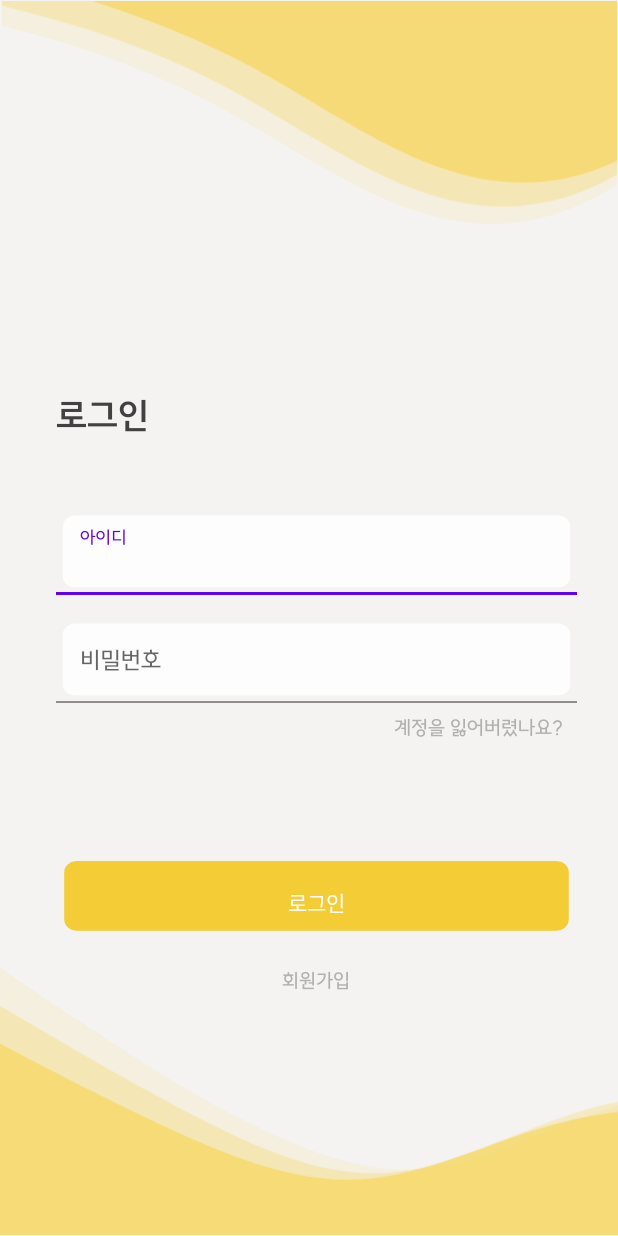
After one commit to Dodogari/Golden_Ratio, an Android app: the LogInActivity screen opened directly, with no data from a screen before it, on a phone screen of 412 x 824 dp. The commit adds this screen. Run offline under Robolectric (Android 15) with nearby library versions, the phone set to English and light mode, and no system bars.

Commit message:
Login xml

```diff
--- /dev/null
+++ b/app/src/main/java/com/example/goldenratio/LogInActivity.kt
@@ -0,0 +1,11 @@
+package com.example.goldenratio
+
+import androidx.appcompat.app.AppCompatActivity
+import android.os.Bundle
+
+class LogInActivity : AppCompatActivity() {
+    override fun onCreate(savedInstanceState: Bundle?) {
+        super.onCreate(savedInstanceState)
+        setContentView(R.layout.activity_login)
+    }
+}
--- /dev/null
+++ b/app/src/main/java/com/example/goldenratio/RegisterActivity.kt
@@ -0,0 +1,11 @@
+package com.example.goldenratio
+
+import androidx.appcompat.app.AppCompatActivity
+import android.os.Bundle
+
+class RegisterActivity : AppCompatActivity() {
+    override fun onCreate(savedInstanceState: Bundle?) {
+        super.onCreate(savedInstanceState)
+        setContentView(R.layout.activity_register)
+    }
+}
--- /dev/null
+++ b/app/src/main/res/drawable/bg_1.xml
@@ -0,0 +1,10 @@
+<vector android:autoMirrored="true" android:height="130dp"
+    android:viewportHeight="130" android:viewportWidth="360"
+    android:width="360dp" xmlns:android="http://schemas.android.com/apk/res/android">
+    <path android:fillAlpha="0.1" android:fillColor="#F5CC37"
+        android:fillType="evenOdd" android:pathData="M0,9V11C0,12 0,13 0,14.31C4.97,15.54 9.98,16.82 15,18.17C52,28.1 89,41.34 126,61.2C163,81.06 200,107.53 237,120.77C274,134.01 311,134.01 348,114.15C352.04,111.99 355.99,109.59 360,107C360,95.5 360,85.5 360,70.5V37V0H326C307.5,0 316.5,0 279.5,0C242.5,0 274.5,0 237.5,0C200.5,0 163,0 126,0C89,0 58.5,0 21.5,0C19,0 18.5,0 0,0L0,9Z"/>
+    <path android:fillAlpha="0.25" android:fillColor="#F5CC37"
+        android:fillType="evenOdd" android:pathData="M0,0V2C0,2.5 0,2 0,2.62C7.24,4.34 14.62,6.19 22,8.17C59,18.1 96,31.34 133,51.2C170,71.06 207,97.53 244,110.77C281,124.01 318,124.01 355,104.15C356.67,103.26 358.33,102.32 360,101.35C360,87 360,81.5 360,72V22V0H328C309.5,0 314.5,0 277.5,0C240.5,0 247.5,0 210.5,0C173.5,0 165,0 128,0C91,0 85.5,0 48.5,0C11.5,0 37,0 18.5,0H0Z"/>
+    <path android:fillAlpha="0.5" android:fillColor="#F5CC37"
+        android:fillType="evenOdd" android:pathData="M96.5,0H87.5C79.5,0 61.5,0 59,0C58,0 55,0 53.5,0C81.55,8.89 115.95,22.14 144,37.2C181,57.06 218,83.53 255,96.77C290,109.3 325,109.97 360,93.2C360,91 360,87.5 360,86C360,78 360,74.5 360,65.5V33V0H317.5C299,0 285,0 248,0C211,0 243,0 206,0C197,0 195.5,0 181,0C144,0 173,0 136,0C126,0 125,0 117,0H96.5Z"/>
+</vector>
--- /dev/null
+++ b/app/src/main/res/drawable/bg_2.xml
@@ -0,0 +1,10 @@
+<vector android:autoMirrored="true" android:height="155dp"
+    android:viewportHeight="155" android:viewportWidth="361"
+    android:width="361dp" xmlns:android="http://schemas.android.com/apk/res/android">
+    <path android:fillAlpha="0.5" android:fillColor="#F4CC36"
+        android:fillType="evenOdd" android:pathData="M0,60.5V44C18.79,53.92 60.17,75.67 97.75,93.02C135.33,110.38 172.92,125.25 210.5,122.77C248.08,120.29 285.67,100.46 323.25,90.54C335.73,87.25 348.21,85.05 360,83.58C360,94.5 360.03,98.5 360.03,105.5V119V139V143.5C360,146 360.03,149 360.03,155C348.23,155 335.74,155 323.25,155C285.67,155 248.08,155 210.5,155C172.92,155 135.33,155 97.75,155C60.17,155 22.58,155 3.79,155H0V60.5Z"/>
+    <path android:fillAlpha="0.25" android:fillColor="#F4CC36"
+        android:fillType="evenOdd" android:pathData="M0,22L18.79,33.08C37.58,44.17 75.17,66.33 112.75,85.73C150.33,105.13 187.92,121.75 225.5,118.98C263.08,116.21 300.67,94.04 338.25,82.96C345.55,80.81 352.84,79.07 360,77.68C360,89.5 360,91.63 360,98.5V125.5V139V143C360,145 360,150 360,155C352.84,155 345.55,155 338.25,155C300.67,155 263.08,155 225.5,155C187.92,155 150.33,155 112.75,155C75.17,155 37.58,155 18.79,155H0V22Z"/>
+    <path android:fillAlpha="0.1" android:fillColor="#F4CC36"
+        android:fillType="evenOdd" android:pathData="M0,0L37.45,25.41C56.76,37.02 90.73,61.87 129.36,82.18C167.98,102.48 206.61,119.88 245.24,116.98C283.86,114.08 321.37,91.28 360,79.68C360,90.18 360,91.68 360,99.68V124.68V129.68V141.18C360,146.18 360,148.18 360,154.68C321.37,154.68 283.86,154.68 245.24,154.68C206.61,154.68 167.98,154.68 129.36,154.68C90.73,154.68 52.1,154.68 32.79,154.68H0V0Z"/>
+</vector>
--- /dev/null
+++ b/app/src/main/res/drawable/bg_3.xml
@@ -0,0 +1,10 @@
+<vector android:autoMirrored="true" android:height="144dp"
+    android:viewportHeight="144" android:viewportWidth="361"
+    android:width="361dp" xmlns:android="http://schemas.android.com/apk/res/android">
+    <path android:fillAlpha="0.5" android:fillColor="#F4CC36"
+        android:fillType="evenOdd" android:pathData="M360.03,83.5L360.03,100C341.23,90.08 299.86,68.33 262.28,50.98C224.69,33.63 187.11,18.75 149.53,21.23C111.94,23.71 74.36,43.54 36.78,53.46C24.3,56.75 11.82,58.95 0.03,60.42C0.03,49.5 -0,45.5 -0,38.5L-0,25L-0,16L-0,11.5C0.03,9 -0,6 -0,-0C11.8,0 24.29,0 36.78,0C74.36,0 111.94,0 149.53,0C187.11,0 224.69,0 262.28,0C299.86,0 337.44,0 356.23,0L360.03,0L360.03,83.5Z"/>
+    <path android:fillAlpha="0.25" android:fillColor="#F4CC36"
+        android:fillType="evenOdd" android:pathData="M360.03,122L341.23,110.92C322.44,99.83 284.86,77.67 247.28,58.27C209.69,38.88 172.11,22.25 134.53,25.02C96.94,27.79 59.36,49.96 21.78,61.04C14.48,63.19 7.19,64.93 0.03,66.32C0.03,54.5 0.03,52.38 0.03,45.5L0.03,29.5L0.03,16L0.03,12C0.03,10 0.03,5 0.03,-0C7.19,-0 14.48,0 21.78,0C59.36,0 96.94,0 134.53,0C172.11,0 209.69,0 247.28,0C284.86,0 322.44,0 341.23,0L360.03,0L360.03,122Z"/>
+    <path android:fillAlpha="0.1" android:fillColor="#F4CC36"
+        android:fillType="evenOdd" android:pathData="M360.03,144L322.58,118.58C303.26,106.99 269.3,82.13 230.67,61.83C192.04,41.52 153.42,24.12 114.79,27.02C76.16,29.92 38.65,52.72 0.03,64.32C0.03,53.82 0.03,52.32 0.03,44.32L0.03,30L0.03,25L0.03,13.5C0.03,8.5 0.03,6.5 0.03,-0C38.65,0 76.16,-0 114.79,-0C153.42,-0 192.04,-0 230.67,-0C269.3,-0 307.92,-0 327.24,-0L360.03,-0L360.03,144Z"/>
+</vector>
--- /dev/null
+++ b/app/src/main/res/drawable/bg_4.xml
@@ -0,0 +1,10 @@
+<vector android:autoMirrored="true" android:height="141dp"
+    android:viewportHeight="141" android:viewportWidth="361"
+    android:width="361dp" xmlns:android="http://schemas.android.com/apk/res/android">
+    <path android:fillAlpha="0.1" android:fillColor="#F5CC37"
+        android:fillType="evenOdd" android:pathData="M360.03,131.24L360.03,129.07C360.03,127.99 360.03,126.9 360.03,125.48C355.06,124.15 350.04,122.75 345.03,121.29C308.03,110.52 271.03,96.16 234.03,74.63C197.03,53.09 160.03,24.37 123.03,10.01C86.03,-4.35 49.03,-4.35 12.03,17.19C7.99,19.54 4.04,22.14 0.03,24.95C0.03,37.42 0.03,48.27 0.03,64.53L0.03,100.87L0.03,141L34.03,141C52.53,141 43.53,141 80.53,141C117.53,141 85.53,141 122.53,141C159.53,141 197.03,141 234.03,141C271.03,141 301.53,141 338.53,141C341.03,141 341.53,141 360.03,141L360.03,131.24Z"/>
+    <path android:fillAlpha="0.25" android:fillColor="#F5CC37"
+        android:fillType="evenOdd" android:pathData="M360.03,141L360.03,138.83C360.03,138.29 360.03,138.83 360.03,138.16C352.79,136.29 345.41,134.29 338.03,132.14C301.03,121.37 264.03,107.01 227.03,85.47C190.03,63.93 153.03,35.21 116.03,20.85C79.03,6.49 42.03,6.49 5.03,28.03C3.36,29 1.69,30.02 0.03,31.07C0.03,46.64 0.03,52.6 0.03,62.91L0.03,117.14L0.03,141L32.03,141C50.53,141 45.53,141 82.53,141C119.53,141 112.53,141 149.53,141C186.53,141 195.03,141 232.03,141C269.03,141 274.53,141 311.53,141C348.53,141 323.03,141 341.53,141L360.03,141Z"/>
+    <path android:fillAlpha="0.5" android:fillColor="#F5CC37"
+        android:fillType="evenOdd" android:pathData="M263.53,141L272.53,141C280.53,141 298.53,141 301.03,141C302.03,141 305.03,141 306.53,141C278.48,131.36 244.08,116.99 216.03,100.66C179.03,79.12 142.03,50.4 105.03,36.04C70.03,22.46 35.03,21.72 0.03,39.91C0.03,42.3 0.03,46.1 0.03,47.72C0.03,56.4 0.03,60.2 0.03,69.96L0.03,105.21L0.03,141L42.53,141C61.03,141 75.03,141 112.03,141C149.03,141 117.03,141 154.03,141C163.03,141 164.53,141 179.03,141C216.03,141 187.03,141 224.03,141C234.03,141 235.03,141 243.03,141L263.53,141Z"/>
+</vector>
--- /dev/null
+++ b/app/src/main/res/drawable/bg_insert.xml
@@ -0,0 +1,5 @@
+<vector android:autoMirrored="true" android:height="56dp"
+    android:viewportHeight="56" android:viewportWidth="304"
+    android:width="304dp" xmlns:android="http://schemas.android.com/apk/res/android">
+    <path android:fillColor="#FDFDFD" android:pathData="M11.4,3L292.6,3A7.4,7.4 0,0 1,300 10.4L300,43.6A7.4,7.4 0,0 1,292.6 51L11.4,51A7.4,7.4 0,0 1,4 43.6L4,10.4A7.4,7.4 0,0 1,11.4 3z"/>
+</vector>
--- /dev/null
+++ b/app/src/main/res/drawable/bt_yellow.xml
@@ -0,0 +1,5 @@
+<vector android:autoMirrored="true" android:height="55dp"
+    android:viewportHeight="55" android:viewportWidth="296"
+    android:width="296dp" xmlns:android="http://schemas.android.com/apk/res/android">
+    <path android:fillColor="#F4CC36" android:pathData="M12.08,0L283.92,0A7.4,7.4 0,0 1,291.32 7.4L291.32,38.84A7.4,7.4 0,0 1,283.92 46.23L12.08,46.23A7.4,7.4 0,0 1,4.68 38.84L4.68,7.4A7.4,7.4 0,0 1,12.08 0z"/>
+</vector>
--- /dev/null
+++ b/app/src/main/res/layout/activity_login.xml
@@ -0,0 +1,126 @@
+<?xml version="1.0" encoding="utf-8"?>
+<androidx.constraintlayout.widget.ConstraintLayout xmlns:android="http://schemas.android.com/apk/res/android"
+    xmlns:app="http://schemas.android.com/apk/res-auto"
+    xmlns:tools="http://schemas.android.com/tools"
+    android:layout_width="match_parent"
+    android:layout_height="match_parent"
+    android:background="#F5F3F2"
+    tools:context=".LogInActivity">
+
+    <LinearLayout
+        android:id="@+id/linearLayout"
+        android:layout_width="410dp"
+        android:layout_height="150dp"
+        android:orientation="vertical"
+        app:layout_constraintEnd_toEndOf="parent"
+        app:layout_constraintStart_toStartOf="parent"
+        app:layout_constraintTop_toTopOf="parent">
+
+        <ImageView
+            android:id="@+id/imageView7"
+            android:layout_width="match_parent"
+            android:layout_height="match_parent"
+            app:srcCompat="@drawable/bg_1" />
+    </LinearLayout>
+
+
+    <androidx.appcompat.widget.LinearLayoutCompat
+        android:layout_width="match_parent"
+        android:layout_height="wrap_content"
+        android:orientation="vertical"
+        app:layout_constraintTop_toBottomOf="@+id/linearLayout"
+        android:layout_marginTop="112dp"
+        android:layout_marginLeft="37dp"
+        android:layout_marginRight="27dp"
+        tools:ignore="MissingConstraints">
+
+        <TextView
+            android:id="@+id/textView"
+            style="@style/title_text"
+            android:layout_width="wrap_content"
+            android:layout_height="wrap_content"
+            android:text="로그인"
+            app:layout_constraintStart_toStartOf="parent"
+            app:layout_constraintTop_toBottomOf="@+id/linearLayout" />
+
+        <com.google.android.material.textfield.TextInputLayout
+            android:id="@+id/textInputLayoutEmail"
+            android:layout_width="match_parent"
+            android:layout_height="wrap_content">
+
+            <com.google.android.material.textfield.TextInputEditText
+                android:id="@+id/textInputEditTextEmail"
+                android:layout_width="match_parent"
+                android:layout_height="wrap_content"
+                android:layout_marginTop="48dp"
+                android:background="@drawable/bg_insert"
+                android:hint="아이디"
+                style="@style/hint_text"
+                android:inputType="text"
+                android:maxLines="1" />
+        </com.google.android.material.textfield.TextInputLayout>
+
+        <com.google.android.material.textfield.TextInputLayout
+            android:id="@+id/textInputLayoutPassword"
+            android:layout_width="match_parent"
+            android:layout_height="wrap_content"
+            android:layout_marginTop="16dp">
+
+            <com.google.android.material.textfield.TextInputEditText
+                android:id="@+id/textInputEditTextPassword"
+                android:layout_width="match_parent"
+                android:layout_height="wrap_content"
+                android:background="@drawable/bg_insert"
+                android:hint="비밀번호"
+                style="@style/hint_text"
+                android:inputType="textPassword"
+                android:maxLines="1" />
+        </com.google.android.material.textfield.TextInputLayout>
+
+        <androidx.appcompat.widget.AppCompatTextView
+            android:id="@+id/tv_pw"
+            android:layout_width="fill_parent"
+            android:layout_height="wrap_content"
+            android:gravity="right"
+            android:layout_marginTop="8dp"
+            android:layout_marginRight="9dp"
+            android:text="계정을 잃어버렸나요?"
+            style="@style/basic_text"/>
+
+        <androidx.appcompat.widget.AppCompatButton
+            android:id="@+id/appCompatButtonLogin"
+            android:layout_width="match_parent"
+            android:layout_height="wrap_content"
+            android:layout_marginTop="80dp"
+            android:text="로그인"
+            android:background="@drawable/bt_yellow"
+            android:textColor="@color/white" />
+
+        <androidx.appcompat.widget.AppCompatTextView
+            android:id="@+id/textViewLinkRegister"
+            android:layout_width="fill_parent"
+            android:layout_height="wrap_content"
+            android:gravity="center"
+            android:layout_marginTop="16dp"
+            android:text="회원가입"
+            style="@style/basic_text"/>
+
+    </androidx.appcompat.widget.LinearLayoutCompat>
+
+    <LinearLayout
+        android:id="@+id/linearLayout2"
+        android:layout_width="415dp"
+        android:layout_height="180dp"
+        android:orientation="vertical"
+        app:layout_constraintBottom_toBottomOf="parent"
+        app:layout_constraintEnd_toEndOf="parent"
+        app:layout_constraintStart_toStartOf="parent">
+
+        <ImageView
+            android:id="@+id/imageView9"
+            android:layout_width="match_parent"
+            android:layout_height="match_parent"
+            app:srcCompat="@drawable/bg_2" />
+    </LinearLayout>
+
+</androidx.constraintlayout.widget.ConstraintLayout>
--- a/app/src/main/res/layout/activity_main.xml
+++ b/app/src/main/res/layout/activity_main.xml
@@ -27,7 +27,8 @@
                 android:id="@+id/navigation_menu"
                 android:layout_width="match_parent"
                 android:layout_height="match_parent"
-                android:background="@color/basic_background"
+                android:background="@android:color/transparent"
+                android:layout_marginRight="16dp"
                 android:paddingTop="5dp"
                 android:paddingBottom="20dp"
                 app:menu="@menu/menu_navi"
--- /dev/null
+++ b/app/src/main/res/layout/activity_register.xml
@@ -0,0 +1,11 @@
+<?xml version="1.0" encoding="utf-8"?>
+<androidx.constraintlayout.widget.ConstraintLayout
+    xmlns:android="http://schemas.android.com/apk/res/android"
+    xmlns:tools="http://schemas.android.com/tools"
+    xmlns:app="http://schemas.android.com/apk/res-auto"
+    android:layout_width="match_parent"
+    android:layout_height="match_parent"
+    android:background="#F5F3F2"
+    tools:context=".RegisterActivity">
+
+  </androidx.constraintlayout.widget.ConstraintLayout>
--- a/app/src/main/res/values/themes.xml
+++ b/app/src/main/res/values/themes.xml
@@ -20,4 +20,22 @@
         <item name="android:fontFamily">@font/suite_bold</item>
         <item name="android:textSize">21sp</item>
     </style>
+
+    <style name="title_text">
+        <item name="android:fontFamily">@font/suite_bold </item>
+        <item name="android:textSize">24sp</item>
+        <item name="android:textColor">#414042</item>
+    </style>
+
+    <style name="basic_text">
+        <item name="android:fontFamily">@font/suite_medium </item>
+        <item name="android:textSize">13sp</item>
+        <item name="android:textColor">#B0B0B0</item>
+    </style>
+
+    <style name="hint_text">
+        <item name="android:fontFamily">@font/suite_medium </item>
+        <item name="android:textColor">#C6C6C6</item>
+    </style>
+
 </resources>
```
Also changed, not shown: app/src/main/AndroidManifest.xml (+17 -3 lines).
